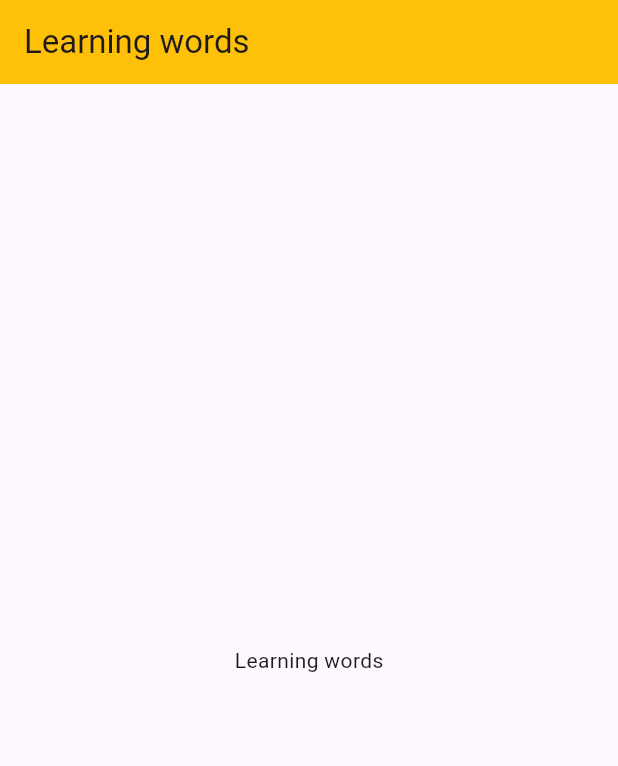
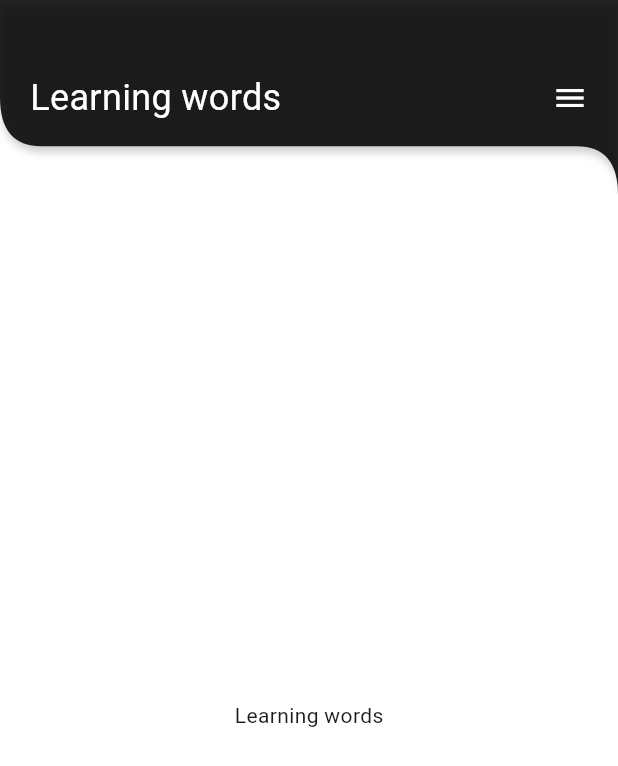
Before and after one commit to LifestrimS/learning_words, a Flutter app: the screen it shows after launch, on a phone screen of 412 x 824 dp. Shown: the top 766 px of the screen. Run offline on Flutter 3.47's test engine with Material 3 defaults, Android fonts, the phone set to English and light mode, and no system bars.

Commit message:
draft app bar

```diff
--- a/lib/main.dart
+++ b/lib/main.dart
@@ -1,4 +1,7 @@
 import 'package:flutter/material.dart';
+
+import 'utils.dart/custom_shape.dart';
+import 'utils.dart/clip_shadow_path.dart';
 
 void main() => runApp(const MyApp());
 
@@ -23,11 +26,43 @@ class MyHomePage extends StatelessWidget {
 
   @override
   Widget build(BuildContext context) {
+    double appBarHeight = 130;
     return Scaffold(
       appBar: AppBar(
-        title: const Text('Learning words'),
-        backgroundColor: Colors.amber,
+        toolbarHeight: appBarHeight,
+        backgroundColor: Colors.transparent,
+        elevation: 0.0,
+        flexibleSpace: ClipShadowPath(
+          clipper: Customshape(),
+          shadow: Shadow(
+            color: Colors.grey.withOpacity(0.5),
+            blurRadius: 4,
+            offset: const Offset(1, 4),
+          ),
+          child: Container(
+            color: Colors.black87,
+            height: appBarHeight,
+            width: MediaQuery.of(context).size.width,
+            child: const Padding(
+              padding: EdgeInsets.all(20.0),
+              child: Row(
+                mainAxisAlignment: MainAxisAlignment.spaceBetween,
+                children: [
+                  Text(
+                    'Learning words',
+                    style: TextStyle(fontSize: 24, color: Colors.white),
+                  ),
+                  Icon(
+                    Icons.menu,
+                    color: Colors.white,
+                  )
+                ],
+              ),
+            ),
+          ),
+        ),
       ),
+      backgroundColor: Colors.white,
       body: const Center(
         child: Column(
           mainAxisAlignment: MainAxisAlignment.center,
--- /dev/null
+++ b/lib/utils.dart/clip_shadow_path.dart
@@ -0,0 +1,44 @@
+import 'package:flutter/material.dart';
+
+class ClipShadowPath extends StatelessWidget {
+  final Shadow shadow;
+  final CustomClipper<Path> clipper;
+  final Widget child;
+
+  const ClipShadowPath({
+    super.key,
+    required this.shadow,
+    required this.clipper,
+    required this.child,
+  });
+
+  @override
+  Widget build(BuildContext context) {
+    return CustomPaint(
+      painter: _ClipShadowShadowPainter(
+        clipper: clipper,
+        shadow: shadow,
+      ),
+      child: ClipPath(clipper: clipper, child: child),
+    );
+  }
+}
+
+class _ClipShadowShadowPainter extends CustomPainter {
+  final Shadow shadow;
+  final CustomClipper<Path> clipper;
+
+  _ClipShadowShadowPainter({required this.shadow, required this.clipper});
+
+  @override
+  void paint(Canvas canvas, Size size) {
+    var paint = shadow.toPaint();
+    var clipPath = clipper.getClip(size).shift(shadow.offset);
+    canvas.drawPath(clipPath, paint);
+  }
+
+  @override
+  bool shouldRepaint(CustomPainter oldDelegate) {
+    return true;
+  }
+}
--- /dev/null
+++ b/lib/utils.dart/custom_shape.dart
@@ -0,0 +1,37 @@
+import 'package:flutter/material.dart';
+
+class Customshape extends CustomClipper<Path> {
+  @override
+  Path getClip(Size size) {
+    double maxHeight = size.height;
+    double height = (maxHeight / 4) * 3;
+    double width = size.width;
+    int widthSlice = 15;
+    int heightSlice = 3;
+    int widthSliceOffset = 1;
+
+    var controlP_1 = Offset(0, height);
+    var endP_1 = Offset(width / widthSlice * widthSliceOffset, height);
+
+    var controlP_2 = Offset(width, height);
+    var endP_2 = Offset(width, height + (height / heightSlice));
+
+    var path = Path();
+    path.lineTo(0, (height / heightSlice) * 2);
+
+    path.quadraticBezierTo(controlP_1.dx, controlP_1.dy, endP_1.dx, endP_1.dy);
+
+    path.lineTo(width - (width / widthSlice) * widthSliceOffset, height);
+
+    path.quadraticBezierTo(controlP_2.dx, controlP_2.dy, endP_2.dx, endP_2.dy);
+
+    path.lineTo(width, 0);
+    path.close();
+    return path;
+  }
+
+  @override
+  bool shouldReclip(covariant CustomClipper<Path> oldClipper) {
+    return true;
+  }
+}
```
